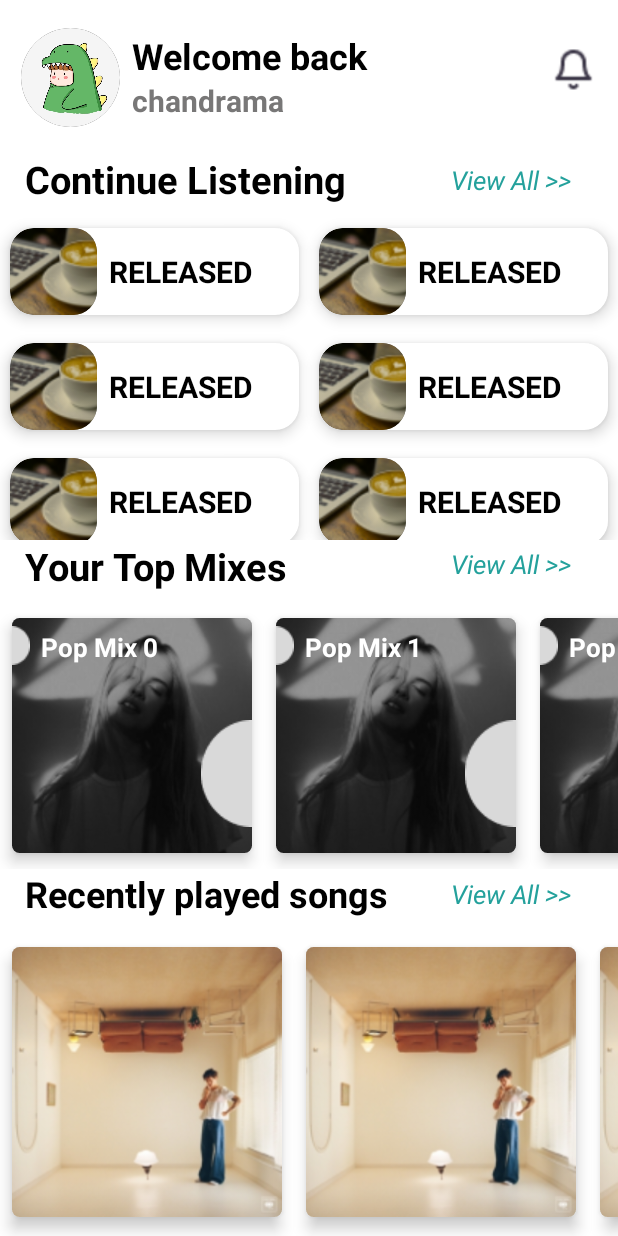
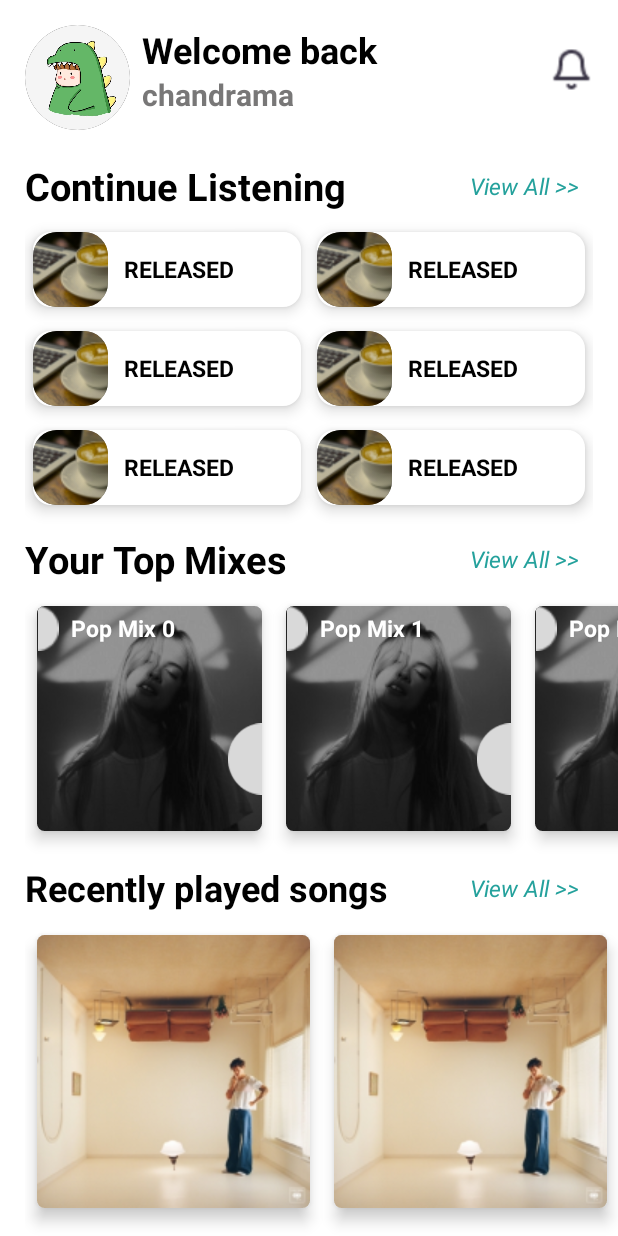
Before and after one commit to thm1911/Android---NCast, an Android app: the fragment HomeFragment shown on its own in the app's theme, on a phone screen of 412 x 824 dp. Run offline under Robolectric (Android 15) with nearby library versions, the phone set to English and light mode, and no system bars.

Commit message:
fix constraint ui home, search

```diff
--- a/app/src/main/res/layout/fragment_home.xml
+++ b/app/src/main/res/layout/fragment_home.xml
@@ -6,6 +6,28 @@
     android:layout_height="match_parent"
     android:background="@color/white"
     tools:context=".ui.mainApp.home.HomeFragment">
+
+    <androidx.constraintlayout.widget.Guideline
+        android:id="@+id/guideline1"
+        android:layout_width="wrap_content"
+        android:layout_height="wrap_content"
+        android:orientation="vertical"
+        app:layout_constraintGuide_percent="0.04" />
+
+    <androidx.constraintlayout.widget.Guideline
+        android:id="@+id/guideline2"
+        android:layout_width="wrap_content"
+        android:layout_height="wrap_content"
+        android:orientation="vertical"
+        app:layout_constraintGuide_percent="0.96" />
+
+    <androidx.constraintlayout.widget.Guideline
+        android:id="@+id/guideline3"
+        android:layout_width="wrap_content"
+        android:layout_height="wrap_content"
+        android:orientation="horizontal"
+        app:layout_constraintGuide_percent="0.02" />
+
 
     <ImageView
         android:id="@+id/avt"
@@ -17,12 +39,12 @@
         android:src="@drawable/avt"
         app:layout_constraintBottom_toTopOf="@id/continue_listening"
         app:layout_constraintDimensionRatio="1:1"
-        app:layout_constraintHeight_percent="0.08"
+        app:layout_constraintHeight_percent="0.085"
         app:layout_constraintEnd_toEndOf="parent"
-        app:layout_constraintHorizontal_bias="0.04"
-        app:layout_constraintStart_toStartOf="parent"
-        app:layout_constraintTop_toTopOf="parent"
-        app:layout_constraintVertical_bias="0.52" />
+        app:layout_constraintHorizontal_bias="0"
+        app:layout_constraintStart_toStartOf="@id/guideline1"
+        app:layout_constraintTop_toTopOf="@id/guideline3"
+        app:layout_constraintVertical_bias="0" />
 
     <TextView
         android:id="@+id/welcome"
@@ -39,10 +61,10 @@
         app:layout_constraintHeight_percent="0.04"
         app:layout_constraintWidth_percent="0.6"
         app:layout_constraintStart_toEndOf="@id/avt"
-        app:layout_constraintTop_toTopOf="parent"
+        app:layout_constraintTop_toTopOf="@id/guideline3"
         app:layout_constraintEnd_toEndOf="parent"
         app:layout_constraintHorizontal_bias="0.1"
-        app:layout_constraintVertical_bias="0.3" />
+        app:layout_constraintVertical_bias="0" />
 
     <TextView
         android:id="@+id/name"
@@ -66,14 +88,14 @@
         android:id="@+id/imageView"
         android:layout_width="0dp"
         android:layout_height="0dp"
-        android:layout_marginEnd="15dp"
         android:src="@drawable/notification"
         app:layout_constraintBottom_toBottomOf="parent"
         app:layout_constraintDimensionRatio="1:1"
-        app:layout_constraintEnd_toEndOf="parent"
+        app:layout_constraintEnd_toEndOf="@id/guideline2"
         app:layout_constraintHeight_percent="0.035"
         app:layout_constraintTop_toTopOf="parent"
-        app:layout_constraintVertical_bias="0.04" />
+        app:layout_constraintVertical_bias="0.04"
+        app:layout_constraintHorizontal_bias="1" />
 
     <TextView
         android:id="@+id/continue_listening"
@@ -85,38 +107,42 @@
         android:text="Continue Listening"
         android:textColor="@color/black"
         android:textStyle="bold"
+        android:gravity="center_vertical"
         app:layout_constraintBottom_toBottomOf="parent"
         app:layout_constraintEnd_toEndOf="parent"
-        app:layout_constraintHeight_percent="0.05"
-        app:layout_constraintHorizontal_bias="0.1"
+        app:layout_constraintHeight_percent="0.055"
+        app:layout_constraintHorizontal_bias="0"
         app:layout_constraintWidth_percent="0.6"
-        app:layout_constraintStart_toStartOf="parent"
+        app:layout_constraintStart_toStartOf="@id/guideline1"
         app:layout_constraintTop_toTopOf="parent"
         app:layout_constraintVertical_bias="0.13" />
 
     <TextView
         android:id="@+id/continue_listening_more"
-        android:layout_width="wrap_content"
-        android:layout_height="wrap_content"
-        android:layout_marginStart="15dp"
+        android:layout_width="0dp"
+        android:layout_height="0dp"
         android:text="View All >>"
         android:textColor="@color/green"
-        android:textSize="17sp"
+        android:autoSizeMaxTextSize="15sp"
+        android:autoSizeMinTextSize="5sp"
+        android:autoSizeTextType="uniform"
         android:textStyle="italic"
-        app:layout_constraintBottom_toBottomOf="parent"
-        app:layout_constraintEnd_toEndOf="parent"
-        app:layout_constraintHorizontal_bias="0.9"
+        app:layout_constraintHorizontal_bias="1"
+        app:layout_constraintBottom_toBottomOf="@id/continue_listening"
+        app:layout_constraintEnd_toEndOf="@id/guideline2"
         app:layout_constraintStart_toStartOf="parent"
-        app:layout_constraintTop_toTopOf="parent"
-        app:layout_constraintVertical_bias="0.135" />
+        app:layout_constraintWidth_percent="0.2"
+        app:layout_constraintTop_toTopOf="@id/continue_listening"
+        app:layout_constraintVertical_bias="0.5"
+        android:gravity="center_vertical" />
 
     <androidx.recyclerview.widget.RecyclerView
         android:id="@+id/recyclerView_continue"
         android:layout_width="0dp"
         android:layout_height="0dp"
         app:layout_constraintBottom_toTopOf="@id/your_top_mixes"
-        app:layout_constraintEnd_toEndOf="parent"
-        app:layout_constraintStart_toStartOf="parent"
+        app:layout_constraintEnd_toEndOf="@id/guideline2"
+        app:layout_constraintStart_toStartOf="@id/guideline1"
         app:layout_constraintTop_toBottomOf="@id/continue_listening"
         tools:listitem="@layout/item_music_home" />
 
@@ -134,26 +160,31 @@
         app:layout_constraintBottom_toBottomOf="parent"
         app:layout_constraintEnd_toEndOf="parent"
         app:layout_constraintHeight_percent="0.05"
-        app:layout_constraintHorizontal_bias="0.1"
-        app:layout_constraintStart_toStartOf="parent"
+        app:layout_constraintHorizontal_bias="0"
+        app:layout_constraintStart_toStartOf="@id/guideline1"
         app:layout_constraintTop_toTopOf="parent"
-        app:layout_constraintVertical_bias="0.46" />
+        app:layout_constraintVertical_bias="0.45"
+        android:gravity="center_vertical" />
 
     <TextView
         android:id="@+id/your_top_mixes_more"
-        android:layout_width="wrap_content"
-        android:layout_height="wrap_content"
-        android:layout_marginStart="15dp"
+        android:layout_width="0dp"
+        android:layout_height="0dp"
         android:text="View All >>"
         android:textColor="@color/green"
-        android:textSize="17sp"
+        android:autoSizeMaxTextSize="15sp"
+        android:autoSizeMinTextSize="5sp"
+        android:autoSizeTextType="uniform"
         android:textStyle="italic"
-        app:layout_constraintBottom_toBottomOf="parent"
-        app:layout_constraintEnd_toEndOf="parent"
-        app:layout_constraintHorizontal_bias="0.9"
+        app:layout_constraintBottom_toBottomOf="@id/your_top_mixes"
+        app:layout_constraintEnd_toEndOf="@id/guideline2"
+        app:layout_constraintHorizontal_bias="1"
         app:layout_constraintStart_toStartOf="parent"
-        app:layout_constraintTop_toTopOf="parent"
-        app:layout_constraintVertical_bias="0.455" />
+        app:layout_constraintTop_toTopOf="@id/your_top_mixes"
+        app:layout_constraintVertical_bias="0.445"
+        app:layout_constraintHeight_percent="0.05"
+        app:layout_constraintWidth_percent="0.2"
+        android:gravity="center_vertical"/>
 
     <androidx.recyclerview.widget.RecyclerView
         android:id="@+id/recyclerView_top_trending"
@@ -161,8 +192,10 @@
         android:layout_height="0dp"
         app:layout_constraintBottom_toTopOf="@id/recent_listening"
         app:layout_constraintEnd_toEndOf="parent"
-        app:layout_constraintStart_toStartOf="parent"
+        app:layout_constraintHorizontal_bias="0.0"
+        app:layout_constraintStart_toStartOf="@id/guideline1"
         app:layout_constraintTop_toBottomOf="@id/your_top_mixes"
+        app:layout_constraintVertical_bias="1.0"
         tools:listitem="@layout/item_trend_music_home" />
 
     <TextView
@@ -182,23 +215,27 @@
         app:layout_constraintHorizontal_bias="0.1"
         app:layout_constraintStart_toStartOf="parent"
         app:layout_constraintTop_toTopOf="parent"
-        app:layout_constraintVertical_bias="0.74" />
+        app:layout_constraintVertical_bias="0.73"
+        android:gravity="center_vertical"/>
 
     <TextView
         android:id="@+id/your_recent_listening"
-        android:layout_width="wrap_content"
-        android:layout_height="wrap_content"
-        android:layout_marginStart="15dp"
+        android:layout_width="0dp"
+        android:layout_height="0dp"
         android:text="View All >>"
         android:textColor="@color/green"
-        android:textSize="17sp"
+        android:autoSizeMaxTextSize="15sp"
+        android:autoSizeMinTextSize="5sp"
+        android:autoSizeTextType="uniform"
         android:textStyle="italic"
-        app:layout_constraintBottom_toBottomOf="parent"
-        app:layout_constraintEnd_toEndOf="parent"
-        app:layout_constraintHorizontal_bias="0.9"
+        app:layout_constraintBottom_toBottomOf="@id/recent_listening"
+        app:layout_constraintEnd_toEndOf="@id/guideline2"
+        app:layout_constraintHorizontal_bias="1"
         app:layout_constraintStart_toStartOf="parent"
-        app:layout_constraintTop_toTopOf="parent"
-        app:layout_constraintVertical_bias="0.73" />
+        app:layout_constraintTop_toTopOf="@id/recent_listening"
+        app:layout_constraintVertical_bias="0.735"
+        app:layout_constraintWidth_percent="0.2"
+        android:gravity="center_vertical"/>
 
 
     <androidx.recyclerview.widget.RecyclerView
@@ -207,7 +244,7 @@
         android:layout_height="0dp"
         app:layout_constraintBottom_toBottomOf="parent"
         app:layout_constraintEnd_toEndOf="parent"
-        app:layout_constraintStart_toStartOf="parent"
+        app:layout_constraintStart_toStartOf="@id/guideline1"
         app:layout_constraintTop_toBottomOf="@id/recent_listening"
         app:layout_constraintVertical_bias="0.0"
         tools:listitem="@layout/item_recent_music_listening_home" />
--- a/app/src/main/res/layout/item_discoveries_search.xml
+++ b/app/src/main/res/layout/item_discoveries_search.xml
@@ -2,7 +2,7 @@
     xmlns:app="http://schemas.android.com/apk/res-auto"
     android:layout_width="match_parent"
     android:layout_height="wrap_content"
-    android:layout_margin="10dp"
+    android:layout_margin="6dp"
     app:cardCornerRadius="12dp"
     app:cardElevation="6dp">
 
--- a/app/src/main/res/layout/item_music_home.xml
+++ b/app/src/main/res/layout/item_music_home.xml
@@ -5,7 +5,7 @@
     android:layout_height="wrap_content"
     android:layout_margin="5dp"
     android:backgroundTint="@android:color/transparent"
-    app:cardCornerRadius="16dp"
+    app:cardCornerRadius="12dp"
     app:cardElevation="6dp"
     app:cardUseCompatPadding="true">
 
@@ -24,7 +24,7 @@
             app:layout_constraintDimensionRatio="1:1"
             app:layout_constraintStart_toStartOf="parent"
             app:layout_constraintTop_toTopOf="parent"
-            app:layout_constraintWidth_percent="0.3">
+            app:layout_constraintWidth_percent="0.28">
 
             <ImageView
                 android:id="@+id/item_image"
@@ -38,17 +38,18 @@
         <TextView
             android:id="@+id/item_title"
             android:layout_width="0dp"
-            android:layout_height="wrap_content"
-            android:layout_marginStart="16dp"
+            android:layout_height="0dp"
             android:gravity="center_vertical"
             android:text="RELEASED"
             android:textColor="@android:color/black"
-            android:textSize="20sp"
+            android:autoSizeMaxTextSize="15sp"
+            android:autoSizeMinTextSize="5sp"
+            android:autoSizeTextType="uniform"
             app:layout_constraintBottom_toBottomOf="parent"
             app:layout_constraintEnd_toEndOf="parent"
             app:layout_constraintStart_toEndOf="@id/item_image_card"
             app:layout_constraintTop_toTopOf="parent"
-            app:layout_constraintWidth_percent="0.7"
+            app:layout_constraintWidth_percent="0.6"
             android:textStyle="bold" />
 
 
--- a/app/src/main/res/layout/item_recent_music_listening_home.xml
+++ b/app/src/main/res/layout/item_recent_music_listening_home.xml
@@ -14,9 +14,8 @@
 
         <ImageView
             android:id="@+id/music_image_recent"
-            android:layout_width="180dp"
-            android:layout_height="180dp"
-            android:contentDescription="Image"
+            android:layout_width="match_parent"
+            android:layout_height="0dp"
             android:scaleType="centerCrop"
             android:src="@drawable/pic_trend"
             app:layout_constraintStart_toStartOf="parent"
--- a/app/src/main/res/layout/item_trend_music_home.xml
+++ b/app/src/main/res/layout/item_trend_music_home.xml
@@ -14,47 +14,54 @@
 
         <ImageView
             android:id="@+id/music_picture_top_trend"
-            android:layout_width="160dp"
-            android:layout_height="160dp"
-            android:contentDescription="Image"
+            android:layout_width="match_parent"
+            android:layout_height="0dp"
             android:scaleType="centerCrop"
             android:src="@drawable/top_trending"
             app:layout_constraintStart_toStartOf="parent"
-            app:layout_constraintTop_toTopOf="parent" />
+            app:layout_constraintTop_toTopOf="parent"
+            app:layout_constraintEnd_toEndOf="parent"
+            app:layout_constraintDimensionRatio="1:1"
+            />
 
         <ImageView
             android:id="@+id/cycle1"
-            android:layout_width="wrap_content"
-            android:layout_height="wrap_content"
+            android:layout_width="0dp"
+            android:layout_height="0dp"
             android:src="@drawable/ellipse_small"
             app:layout_constraintStart_toStartOf="parent"
             app:layout_constraintTop_toTopOf="parent"
-            android:layout_marginTop="5dp"/>
-
-        <TextView
-            android:id="@+id/music_text_top_trend"
-            android:layout_width="wrap_content"
-            android:layout_height="wrap_content"
-            android:text="Pop Mix"
-            android:textStyle="bold"
-            android:textColor="@color/white"
-            app:layout_constraintStart_toEndOf="@id/cycle1"
-            app:layout_constraintTop_toTopOf="parent"
-            android:layout_marginTop="7dp"
-            android:textSize="17sp"
-            android:layout_marginStart="7dp"
-            />
+            app:layout_constraintWidth_percent="0.1"
+            app:layout_constraintHeight_percent="0.2" />
 
         <ImageView
-            android:layout_width="wrap_content"
-            android:layout_height="wrap_content"
+            android:layout_width="0dp"
+            android:layout_height="0dp"
             android:src="@drawable/ellipse_large"
             app:layout_constraintTop_toTopOf="parent"
             app:layout_constraintEnd_toEndOf="parent"
             app:layout_constraintBottom_toBottomOf="parent"
             app:layout_constraintVertical_bias="0.8"
-            />
+            app:layout_constraintWidth_percent="0.15"
+            app:layout_constraintHeight_percent="0.4" />
+
+        <TextView
+            android:id="@+id/music_text_top_trend"
+            android:layout_width="0dp"
+            android:layout_height="0dp"
+            android:text="Pop Mix"
+            android:textStyle="bold"
+            android:textColor="@color/white"
+            android:autoSizeMaxTextSize="15sp"
+            android:autoSizeMinTextSize="5sp"
+            android:autoSizeTextType="uniform"
+            app:layout_constraintStart_toEndOf="@id/cycle1"
+            app:layout_constraintTop_toTopOf="parent"
+            app:layout_constraintEnd_toEndOf="parent"
+            app:layout_constraintWidth_percent="0.8"
+            app:layout_constraintHeight_percent="0.2"
+            android:gravity="center_vertical"/>
+
     </androidx.constraintlayout.widget.ConstraintLayout>
 
-
 </androidx.cardview.widget.CardView>
```
Also changed, not shown: app/src/main/res/layout/fragment_search.xml (+78 -21 lines).
